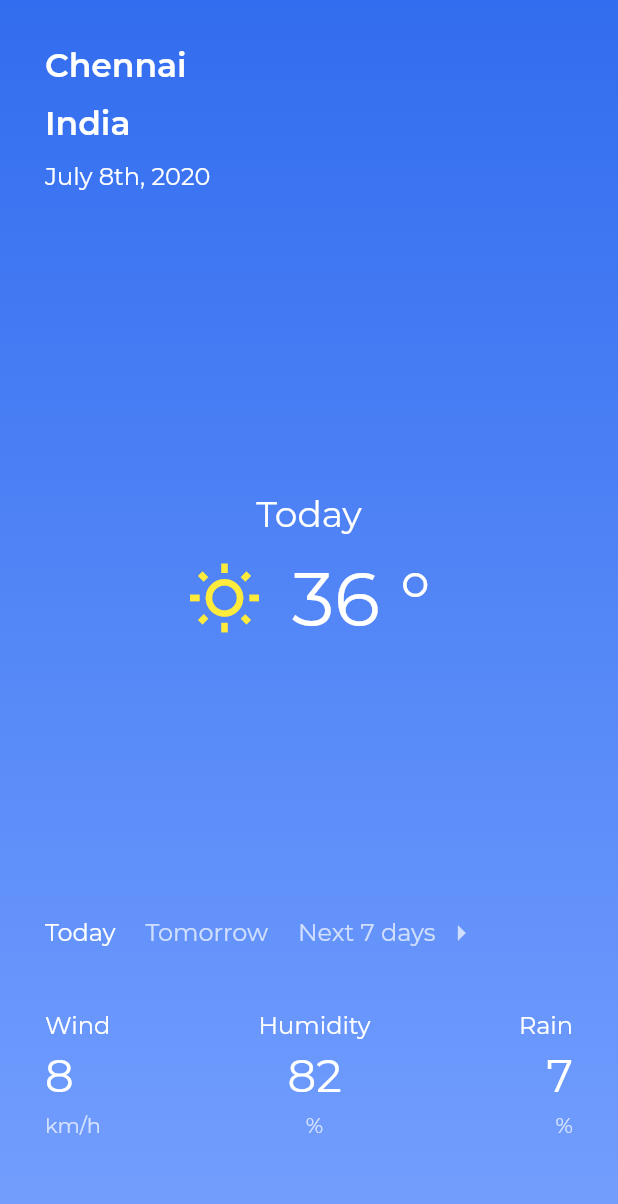
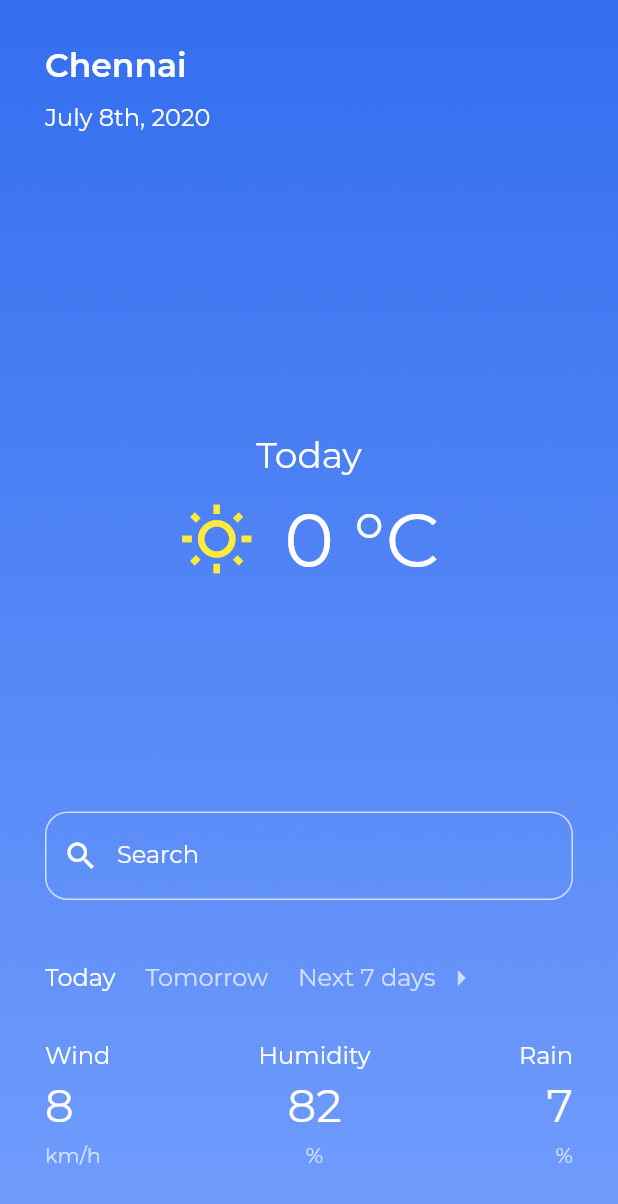
Before and after one commit to derryraja/WeatherCast, a Flutter app: the screen it shows after launch, on a phone screen of 412 x 824 dp. Shown: the top 1204 px of the screen. Run offline on Flutter 3.47's test engine with Material 2 defaults, Android fonts, the phone set to English and light mode, and no system bars; our stand-ins replace google_fonts.

Commit message:
Added Search Bar, Background gradients

```diff
--- a/lib/home_page.dart
+++ b/lib/home_page.dart
@@ -11,14 +11,16 @@ class HomePage extends StatefulWidget {
 }
 
 class _HomePageState extends State<HomePage> {
+  int temperature = 0;
+  String location = 'Chennai';
+
   @override
   Widget build(BuildContext context) {
     return Container(
       decoration: BoxDecoration(
-        gradient: LinearGradient(
-          begin: Alignment.topCenter,
-          end: Alignment.bottomCenter,
-          colors: [AppColor.kprimaryColor, AppColor.ksecondaryColor],
+        image: DecorationImage(
+          image: AssetImage('assets/clear.png'),
+          fit: BoxFit.cover,
         ),
       ),
       child: Scaffold(
@@ -34,17 +36,7 @@ class _HomePageState extends State<HomePage> {
                     crossAxisAlignment: CrossAxisAlignment.start,
                     children: [
                       Text(
-                        'Chennai',
-                        style: GoogleFonts.montserrat(
-                            fontSize: 22,
-                            fontWeight: FontWeight.w600,
-                            color: AppColor.kwhite),
-                      ),
-                      SizedBox(
-                        height: 12,
-                      ),
-                      Text(
-                        'India',
+                        location,
                         style: GoogleFonts.montserrat(
                             fontSize: 22,
                             fontWeight: FontWeight.w600,
@@ -91,7 +83,7 @@ class _HomePageState extends State<HomePage> {
                               width: 20,
                             ),
                             Text(
-                              '36 °',
+                              temperature.toString() + ' °C',
                               style: GoogleFonts.montserrat(
                                   fontSize: 50,
                                   fontWeight: FontWeight.normal,
@@ -102,7 +94,44 @@ class _HomePageState extends State<HomePage> {
                   ),
                 ),
                 Padding(
-                  padding: const EdgeInsets.only(top: 180),
+                  padding: const EdgeInsets.only(top: 150),
+                  child: TextField(
+                    style: TextStyle(
+                      color: AppColor.kprimaryColor,
+                    ),
+                    keyboardType: TextInputType.name,
+                    onChanged: (value) {
+                      setState(() {
+                        //email = value;
+                      });
+                    },
+                    //textAlign: TextAlign.start,
+                    decoration: InputDecoration(
+                      filled: true,
+                      fillColor: Colors.transparent,
+                      enabledBorder: OutlineInputBorder(
+                        borderRadius: BorderRadius.circular(15.0),
+                        borderSide: BorderSide(
+                          color: AppColor.klightGrey,
+                        ),
+                      ),
+                      focusedBorder: OutlineInputBorder(
+                        borderRadius: BorderRadius.circular(15.0),
+                        borderSide:
+                            BorderSide(color: AppColor.kwhite, width: 1.5),
+                      ),
+                      prefixIcon: Icon(
+                        Icons.search,
+                        color: AppColor.kwhite,
+                      ),
+                      labelText: 'Search',
+                      labelStyle: GoogleFonts.montserrat(
+                          fontSize: 16, color: AppColor.kwhite),
+                    ),
+                  ),
+                ),
+                Padding(
+                  padding: const EdgeInsets.only(top: 40),
                   child: Row(
                     children: [
                       Text(
@@ -143,7 +172,7 @@ class _HomePageState extends State<HomePage> {
                   ),
                 ),
                 Padding(
-                  padding: const EdgeInsets.only(top: 40),
+                  padding: const EdgeInsets.only(top: 30),
                   child: Row(
                     mainAxisAlignment: MainAxisAlignment.spaceBetween,
                     children: [
--- a/pubspec.yaml
+++ b/pubspec.yaml
@@ -59,8 +59,8 @@ flutter:
   uses-material-design: true
 
   # To add assets to your application, add an assets section, like this:
-  # assets:
-  #   - images/a_dot_burr.jpeg
+  assets:
+    - assets/
   #   - images/a_dot_ham.jpeg
 
   # An image asset can refer to one or more resolution-specific "variants", see
```
Also changed, not shown: assets/clear.png (added), assets/hail.png (added), assets/heavycloud.png (added), assets/heavyrain.png (added), assets/lightcloud.png (added), assets/lightrain.png (added), assets/showers.png (added), assets/sleet.png (added), assets/snow.png (added), assets/thunderstorm.png (added).
